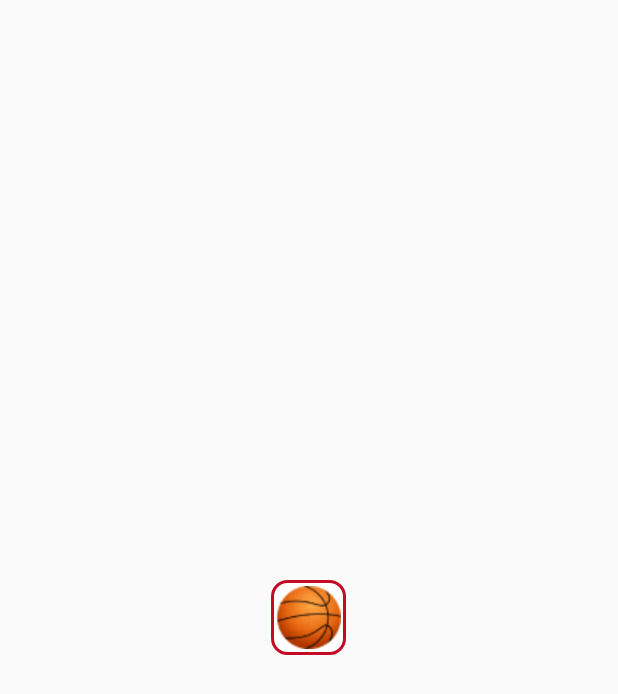
After one commit to mansur1996/Seizure-of-territory, an Android app: the layout item_inner.xml on its own in the app's theme, with its tools: preview values and no code run, on a phone screen of 412 x 824 dp. The commit adds this screen. Shown: the top 694 px of the screen. Run offline under Robolectric (Android 15) with nearby library versions, the phone set to English and light mode, and no system bars.

Commit message:
items added

```diff
--- a/app/build.gradle
+++ b/app/build.gradle
@@ -1,7 +1,6 @@
 plugins {
     id 'com.android.application'
     id 'org.jetbrains.kotlin.android'
-    id 'kotlin-android-extensions'
 }
 
 android {
@@ -31,6 +30,10 @@ android {
         jvmTarget = '1.8'
     }
 
+    buildFeatures{
+        viewBinding true
+    }
+
 }
 
 dependencies {
--- /dev/null
+++ b/app/src/main/res/drawable/border_gradient_red.xml
@@ -0,0 +1,11 @@
+<selector xmlns:android="http://schemas.android.com/apk/res/android">
+    <item>
+        <shape android:shape="rectangle">
+            <corners android:radius="10dp" />
+            <solid android:color="@color/white"/>
+            <stroke
+                android:width="2dp"
+                android:color="@color/red" />
+        </shape>
+    </item>
+</selector>
--- /dev/null
+++ b/app/src/main/res/layout/item_inner.xml
@@ -0,0 +1,11 @@
+<?xml version="1.0" encoding="utf-8"?>
+<ImageView xmlns:android="http://schemas.android.com/apk/res/android"
+    xmlns:app="http://schemas.android.com/apk/res-auto"
+    xmlns:tools="http://schemas.android.com/tools"
+    android:id="@+id/iv_inner"
+    android:layout_width="50sp"
+    android:layout_height="50sp"
+    android:layout_gravity="center"
+    android:background="@drawable/border_gradient_red"
+    android:padding="3dp"
+    android:src="@mipmap/ic_ball1" />
--- a/app/src/main/res/values/colors.xml
+++ b/app/src/main/res/values/colors.xml
@@ -7,4 +7,6 @@
     <color name="teal_700">#FF018786</color>
     <color name="black">#FF000000</color>
     <color name="white">#FFFFFFFF</color>
+    <color name="red">#C30B26</color>
+    <color name="yellow">#60FFE600</color>
 </resources>
```
Also changed, not shown: app/src/main/java/com/SeizureOfTerritory/adapter/MainAdapter.kt (added, +29 -0 lines), app/src/main/res/drawable/bg_gradient.xml (added, +8 -0 lines), app/src/main/res/drawable/border_gradient_by_default.xml (added, +11 -0 lines), app/src/main/res/drawable/border_gradient_yellow.xml (added, +11 -0 lines), app/src/main/res/layout/item_main.xml (added, +11 -0 lines), app/src/main/res/drawable-v24/iv_main.png, app/src/main/res/font/inter_extra_bold.ttf (added), app/src/main/res/mipmap-mdpi/ic_ball10.png (added), app/src/main/res/mipmap-mdpi/ic_ball8.png (added), app/src/main/res/mipmap-mdpi/ic_ball9.png (added), 2 other files.
